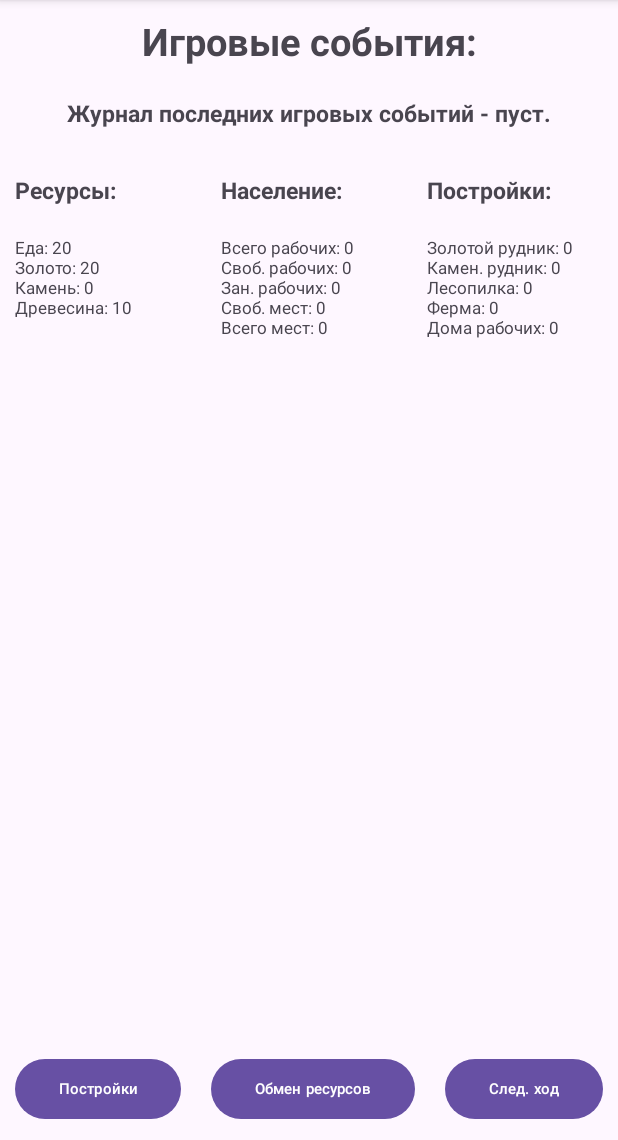
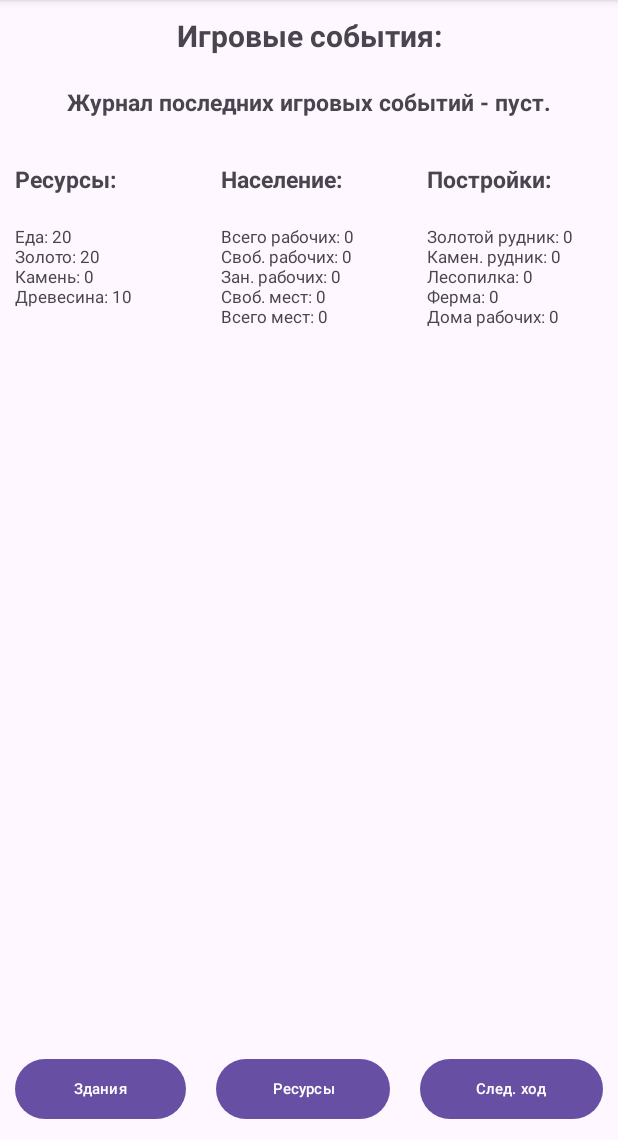
Before and after one commit to PavelRost/IBuilder, an Android app: the screen it shows after launch (MainActivity), on a phone screen of 412 x 824 dp, the part 96-1236 px from its top. Run offline under Robolectric (Android 15) with nearby library versions, the phone set to English and light mode, and no system bars.

Commit message:
refactor: Изменение верстки

```diff
--- a/app/src/main/res/layout/activity_main.xml
+++ b/app/src/main/res/layout/activity_main.xml
@@ -43,7 +43,7 @@
         <TextView
             android:layout_width="match_parent"
             android:layout_height="match_parent"
-            android:textSize="25sp"
+            android:textSize="20sp"
             android:gravity="center"
             android:textStyle="bold"
             android:text="@string/header_notice"
@@ -195,7 +195,7 @@
             android:onClick="switchActivityToExchangeResources"
             android:layout_weight="1"
             android:textSize="10sp"
-            android:text="@string/button_exchange_resources" />
+            android:text="@string/button_resources" />
 
         <Button
             android:layout_width="wrap_content"
--- a/app/src/main/res/values/strings.xml
+++ b/app/src/main/res/values/strings.xml
@@ -9,7 +9,7 @@
     <string name="header_indicators_buildings">Постройки:</string>
     <string name="header_notice">Игровые события:</string>
     <string name="textview_notice">Журнал последних игровых событий - пуст.</string>
-    <string name="button_buildings">Постройки</string>
+    <string name="button_buildings">Здания</string>
     <string name="button_resources">Ресурсы</string>
     <string name="button_move_next">След. ход</string>
     <string name="button_exchange_resources">Обмен ресурсов</string>
```
